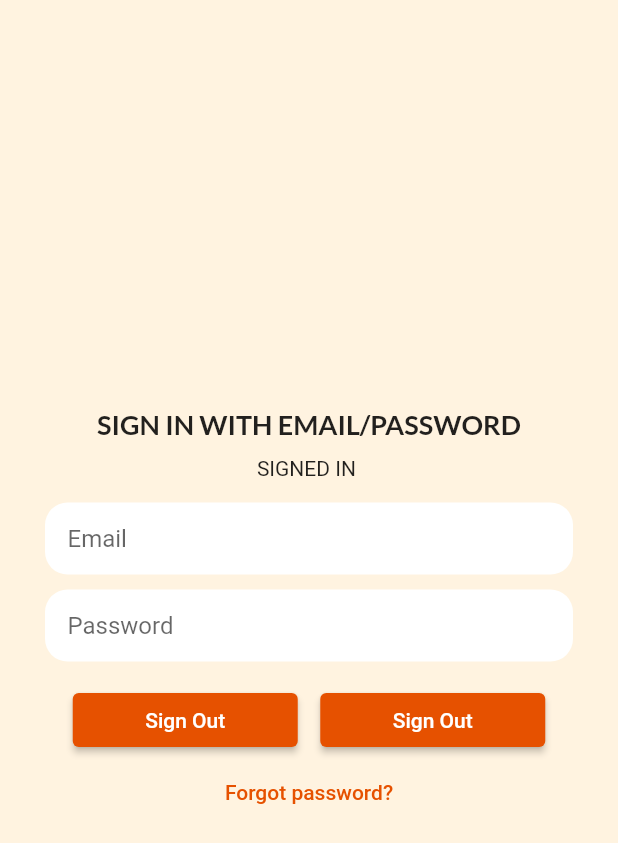
After one commit to hakimhambali/shorten_url, a Flutter app: the SignInEmail screen opened directly, on a phone screen of 412 x 824 dp. The commit adds this screen. Shown: the top 843 px of the screen. Run offline on Flutter 3.47's test engine with Material 2 defaults, Android fonts, the phone set to English and light mode, and no system bars; our stand-ins replace firebase_auth, firebase_core, google_fonts, google_nav_bar, google_sign_in, photo_view and 1 more; missing offline and left inert: clipboard, document_scanner_flutter, qr_code_scanner; accounts and stored records are empty; network calls fail; project files that could hold a hidden picture were left out.

Commit message:
Sign In 4

```diff
--- /dev/null
+++ b/lib/screens/signinemail.dart
@@ -0,0 +1,168 @@
+import 'package:firebase_auth/firebase_auth.dart';
+import 'package:flutter/material.dart';
+import 'package:google_fonts/google_fonts.dart';
+
+class SignInEmail extends StatelessWidget {
+  const SignInEmail({Key? key}) : super(key: key);
+
+  @override
+  Widget build(BuildContext context) {
+    TextEditingController emailController = TextEditingController();
+    TextEditingController passwordController = TextEditingController();
+
+    return Scaffold(
+      backgroundColor: Colors.orange.shade50,
+      body: Center(
+        child: Column(
+          mainAxisAlignment: MainAxisAlignment.center,
+          children: [
+            //* TITLE
+            Text(
+              'SIGN IN WITH EMAIL/PASSWORD',
+              style:
+                  GoogleFonts.lato(fontSize: 18, fontWeight: FontWeight.bold),
+            ),
+            const SizedBox(height: 10),
+
+            //* SIGN IN STATUS
+            // CODE HERE: Change status based on current user
+            StreamBuilder<User?>(
+                stream: FirebaseAuth.instance.userChanges(),
+                builder: (context, snapshot) {
+                  if (snapshot.hasData) {
+                    return Text('SIGNED IN ${snapshot.data?.email}');
+                  } else {
+                    return const Text("You haven't signed in yet");
+                  }
+                }),
+
+            //* EMAIL TEXTFIELD
+            Container(
+              margin: const EdgeInsets.fromLTRB(30, 15, 30, 10),
+              padding: const EdgeInsets.symmetric(vertical: 0, horizontal: 15),
+              decoration: BoxDecoration(
+                  color: Colors.white, borderRadius: BorderRadius.circular(15)),
+              child: TextField(
+                controller: emailController,
+                cursorColor: Colors.orange,
+                decoration: const InputDecoration(
+                    border: InputBorder.none, hintText: 'Email'),
+              ),
+            ),
+
+            //* PASSWORD TEXTFIELD
+            Container(
+              margin: const EdgeInsets.fromLTRB(30, 0, 30, 15),
+              padding: const EdgeInsets.symmetric(vertical: 0, horizontal: 15),
+              decoration: BoxDecoration(
+                  color: Colors.white, borderRadius: BorderRadius.circular(15)),
+              child: TextField(
+                controller: passwordController,
+                cursorColor: Colors.orange,
+                decoration: const InputDecoration(
+                    border: InputBorder.none, hintText: 'Password'),
+              ),
+            ),
+            Row(
+              mainAxisAlignment: MainAxisAlignment.center,
+              children: [
+                //* SIGN UP BUTTON
+                SizedBox(
+                  width: 150,
+                  child: ElevatedButton(
+                      style: ButtonStyle(
+                          backgroundColor: MaterialStateProperty.all(
+                              Colors.orange.shade900)),
+                      onPressed: () async {
+                        // CODE HERE: Sign up with email & password / Sign out from firebase
+                        if (FirebaseAuth.instance.currentUser == null) {
+                          try {
+                            await FirebaseAuth.instance
+                                .createUserWithEmailAndPassword(
+                                    email: emailController.text,
+                                    password: passwordController.text);
+                          } on FirebaseAuthException catch (e) {
+                            showNotification(context, e.message.toString());
+                          }
+                        } else {
+                          await FirebaseAuth.instance.signOut();
+                        }
+                      },
+                      // CODE HERE: Change button text based on current user
+                      child: StreamBuilder<User?>(
+                          stream: FirebaseAuth.instance.userChanges(),
+                          builder: (context, snapshot) {
+                            if (snapshot.hasData) {
+                              return const Text("Sign Out");
+                            } else {
+                              return const Text("Sign Up");
+                            }
+                          })),
+                ),
+                const SizedBox(
+                  width: 15,
+                ),
+
+                //* SIGN IN BUTTON
+                SizedBox(
+                  width: 150,
+                  child: ElevatedButton(
+                      style: ButtonStyle(
+                          backgroundColor: MaterialStateProperty.all(
+                              Colors.orange.shade900)),
+                      onPressed: () async {
+                        // CODE HERE: Sign in with email & password / Sign out form firebase
+                        if (FirebaseAuth.instance.currentUser == null) {
+                          try {
+                            await FirebaseAuth.instance
+                                .signInWithEmailAndPassword(
+                                    email: emailController.text,
+                                    password: passwordController.text);
+                          } on FirebaseAuthException catch (e) {
+                            showNotification(context, e.message.toString());
+                          }
+                        } else {
+                          await FirebaseAuth.instance.signOut();
+                        }
+                      },
+                      // CODE HERE: Change button text based on current user
+                      child: StreamBuilder<User?>(
+                          stream: FirebaseAuth.instance.userChanges(),
+                          builder: (context, snapshot) {
+                            if (snapshot.hasData) {
+                              return const Text("Sign Out");
+                            } else {
+                              return const Text("Sign In");
+                            }
+                          })),
+                ),
+              ],
+            ),
+
+            //* RESET PASSWORD BUTTON
+            TextButton(
+                onPressed: () async {
+                  // CODE HERE: Send reset code to the given email
+                  try {
+                    await FirebaseAuth.instance
+                        .sendPasswordResetEmail(email: emailController.text);
+                  } on FirebaseAuthException catch (e) {
+                    showNotification(context, e.message.toString());
+                  }
+                },
+                child: Text(
+                  'Forgot password?',
+                  style: TextStyle(color: Colors.orange.shade900),
+                ))
+          ],
+        ),
+      ),
+    );
+  }
+
+  void showNotification(BuildContext context, String message) {
+    ScaffoldMessenger.of(context).showSnackBar(SnackBar(
+        backgroundColor: Colors.orange.shade900,
+        content: Text(message.toString())));
+  }
+}
```
Also changed, not shown: lib/main.dart (+37 -1 lines), lib/screens/history.dart (+9 -0 lines), lib/screens/home_body.dart (+3 -4 lines), lib/screens/signinanonymous.dart (added, +69 -0 lines), lib/screens/signingoogle.dart (added, +84 -0 lines), lib/screens/signinphonenumber.dart (added, +152 -0 lines), pubspec.yaml (+6 -2 lines), pubspec.lock, 4 other files.
